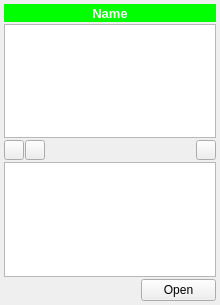
Before: the Qt Designer form spinetoolbox/ui/subwindow_data_store.ui in spine-tools/Spine-Toolbox, drawn with Qt 5.
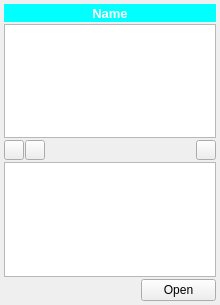
After: the same form once the commit is applied. Icons and pictures are not drawn.

Commit message: Make item colors consistent with toolbar icons. Make links yellow to improve contrast

Diff of the .ui file:
```diff
--- a/spinetoolbox/ui/subwindow_data_store.ui
+++ b/spinetoolbox/ui/subwindow_data_store.ui
@@ -120,7 +120,7 @@
           </font>
          </property>
          <property name="styleSheet">
-          <string notr="true">background-color: rgb(0,255, 0);
+          <string notr="true">background-color: rgb(0,255, 255);
 color: rgb(255, 255, 255);</string>
          </property>
          <property name="text">
```
The commit also changes 16 other files.
